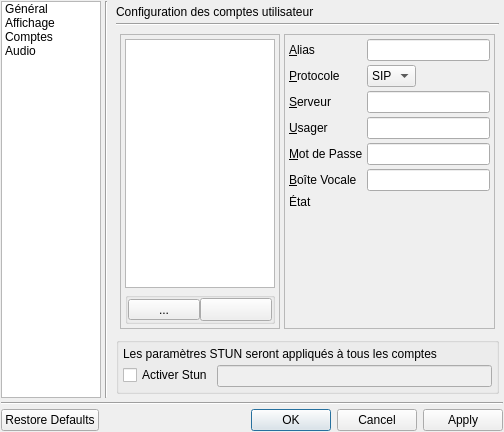
KDE/ring-kde, file ConfigDialog.ui: the form before one commit.
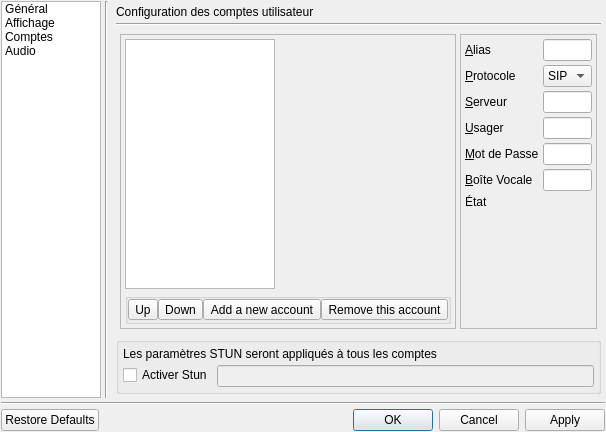
The form after the commit. The open tabs and pages were chosen to show the change. Icons and pictures are not drawn.

Commit message: Functionnal client. Rest : history icons, config icons and functionalities

What changed in the file:
```diff
--- a/ConfigDialog.ui
+++ b/ConfigDialog.ui
@@ -529,13 +529,13 @@
                   <item>
                    <widget class="QToolButton" name="buttonSupprimerCompte" >
                     <property name="sizePolicy" >
-                     <sizepolicy vsizetype="Fixed" hsizetype="Preferred" >
+                     <sizepolicy vsizetype="Fixed" hsizetype="Fixed" >
                       <horstretch>0</horstretch>
                       <verstretch>0</verstretch>
                      </sizepolicy>
                     </property>
                     <property name="text" >
-                     <string/>
+                     <string>Remove this account</string>
                     </property>
                     <property name="icon" >
                      <iconset>
@@ -549,7 +549,7 @@
                   <item>
                    <widget class="QToolButton" name="buttonNouveauCompte" >
                     <property name="sizePolicy" >
-                     <sizepolicy vsizetype="Fixed" hsizetype="Preferred" >
+                     <sizepolicy vsizetype="Fixed" hsizetype="Fixed" >
                       <horstretch>0</horstretch>
                       <verstretch>0</verstretch>
                      </sizepolicy>
@@ -561,11 +561,33 @@
                      </size>
                     </property>
                     <property name="text" >
-                     <string>...</string>
+                     <string>Add a new account</string>
                     </property>
                     <property name="icon" >
-                     <iconset>
-                      <normaloff>:/Images/accept.svg</normaloff>:/Images/accept.svg</iconset>
+                     <iconset resource="resources.qrc" >
+                      <normaloff>:/images/icons/accept.svg</normaloff>:/images/icons/accept.svg</iconset>
+                    </property>
+                   </widget>
+                  </item>
+                  <item>
+                   <widget class="QToolButton" name="button_accountDown" >
+                    <property name="text" >
+                     <string>Down</string>
+                    </property>
+                    <property name="icon" >
+                     <iconset resource="resources.qrc" >
+                      <normaloff>:/images/icons/incoming.svg</normaloff>:/images/icons/incoming.svg</iconset>
+                    </property>
+                   </widget>
+                  </item>
+                  <item>
+                   <widget class="QToolButton" name="button_accountDown_2" >
+                    <property name="text" >
+                     <string>Up</string>
+                    </property>
+                    <property name="icon" >
+                     <iconset resource="resources.qrc" >
+                      <normaloff>:/images/icons/accept.svg</normaloff>:/images/icons/accept.svg</iconset>
                     </property>
                    </widget>
                   </item>
```
Left out of the diff: 10 changed lines with no effect on the pictures. The commit also changes 15 other files.
